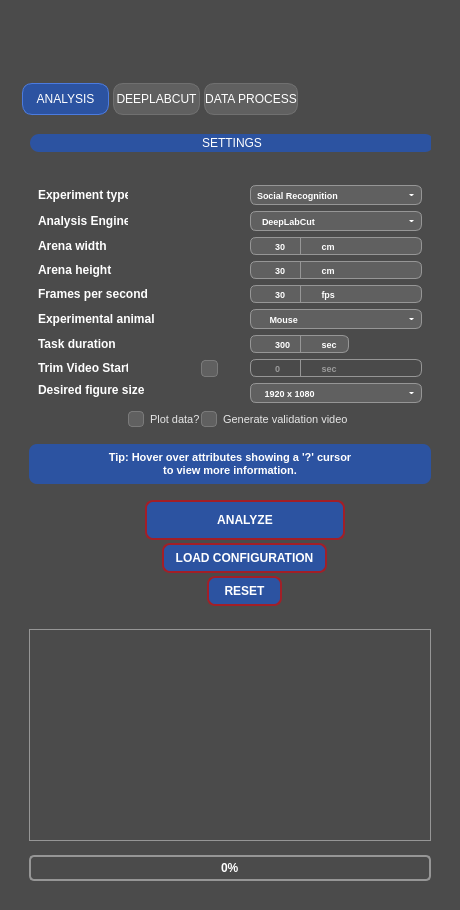
Above: src/behavython/gui/assets/ui/behavython_gui_refactored.ui from mrdrzit/behavython before the change. Below: the same form after it.
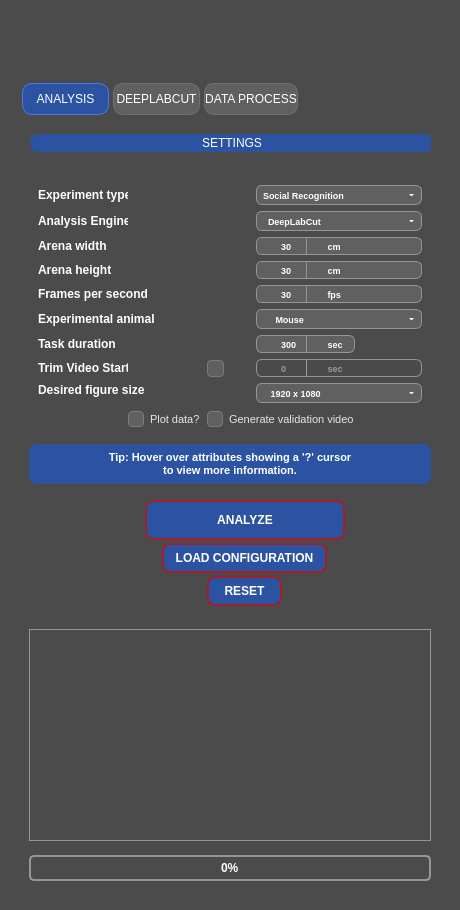
That is the form after the change. Icons and pictures are not drawn.

Commit message: Fix spacing mistake

The edit to the form file:
```diff
--- a/src/behavython/gui/assets/ui/behavython_gui_refactored.ui
+++ b/src/behavython/gui/assets/ui/behavython_gui_refactored.ui
@@ -774,7 +774,7 @@
 }</string>
                 </property>
                 <property name="text">
-                 <string>Plot data?</string>
+                 <string>Plot data?  </string>
                 </property>
                 <property name="checked">
                  <bool>false</bool>
```
